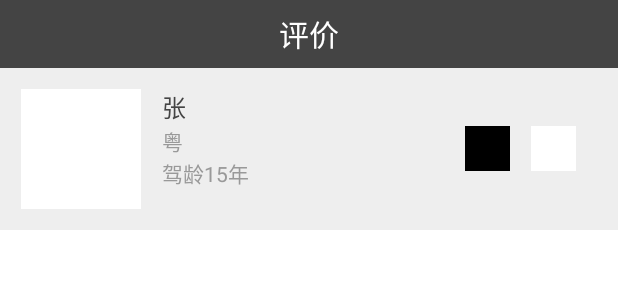
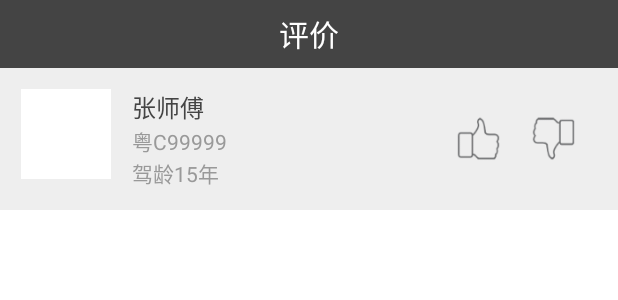
Before and after one commit to nickkong/mytaxi, an Android app: the layout activity_evaluate.xml on its own in the app's theme, with its tools: preview values and no code run, on a phone screen of 412 x 824 dp. Shown: the top 300 px of the screen. Run offline under Robolectric (Android 15) with nearby library versions, the phone set to English and light mode, and no system bars.

```diff
--- a/app/src/main/java/com/zhtaxi/haodi/ui/MainActivity.java
+++ b/app/src/main/java/com/zhtaxi/haodi/ui/MainActivity.java
@@ -189,7 +189,7 @@ public class MainActivity extends BaseActivity implements OnClickListener,
         BitmapDescriptor mCurrentMarker = BitmapDescriptorFactory
                 .fromResource(R.mipmap.car_bearing);
         mBaiduMap.setMyLocationConfigeration(new MyLocationConfiguration(
-                LocationMode.NORMAL, true, null));
+                LocationMode.FOLLOWING, true, null));
         //佛山 23.031033,113.131019
         //珠海 22.256915,113.562447
         LatLng ll = new LatLng(22.256915,113.562447);
@@ -653,7 +653,7 @@ public class MainActivity extends BaseActivity implements OnClickListener,
                             for(int i=0;i<arrays_drivers.size();i++){
                                 addDrivers(arrays_drivers.get(i));
                             }
-//TODO
+
 //                            JSONArray passengers = jsonObject.getJSONArray("passengers");
 //                            Gson gson = new Gson();
 //                            Type listType = new TypeToken<List<Passengers>>() {}.getType();
--- a/app/src/main/res/layout/activity_evaluate.xml
+++ b/app/src/main/res/layout/activity_evaluate.xml
@@ -28,8 +28,8 @@
 
         <ImageView
             android:id="@id/iv_driverimg"
-            android:layout_width="80dp"
-            android:layout_height="80dp"
+            android:layout_width="60dp"
+            android:layout_height="60dp"
             android:background="@color/white"
             android:layout_marginRight="@dimen/interval_A"/>
 
@@ -43,18 +43,21 @@
                 android:layout_width="wrap_content"
                 android:layout_height="wrap_content"
                 android:textColor="@color/TEXT_MAIN"
+                android:layout_weight="1"
                 android:textSize="@dimen/F7"
-                android:text="张"/>
+                android:text="张师傅"/>
             <TextView
                 android:layout_width="wrap_content"
                 android:layout_height="wrap_content"
                 android:textColor="@color/TEXT_SUB"
+                android:layout_weight="1"
                 android:textSize="@dimen/F9"
-                android:text="粤"/>
+                android:text="粤C99999"/>
             <TextView
                 android:layout_width="wrap_content"
                 android:layout_height="wrap_content"
                 android:textColor="@color/TEXT_SUB"
+                android:layout_weight="1"
                 android:textSize="@dimen/F9"
                 android:text="驾龄15年"/>
         </LinearLayout>
@@ -70,13 +73,13 @@
                 android:id="@id/iv_evaluate_good"
                 android:layout_width="30dp"
                 android:layout_height="30dp"
-                android:background="@color/black"/>
+                android:background="@mipmap/evaluate_good"/>
             <ImageView
                 android:id="@id/iv_evaluate_bad"
                 android:layout_width="30dp"
                 android:layout_height="30dp"
-                android:background="@color/white"
-                android:layout_marginLeft="@dimen/interval_A"
+                android:background="@mipmap/evaluate_bad"
+                android:layout_marginLeft="@dimen/interval_AA"
                 android:layout_marginRight="@dimen/interval_A"/>
         </LinearLayout>
     </RelativeLayout>
```
Also changed, not shown: app/src/main/res/mipmap-xhdpi/evaluate_bad.png (added), app/src/main/res/mipmap-xhdpi/evaluate_good.png (added).
